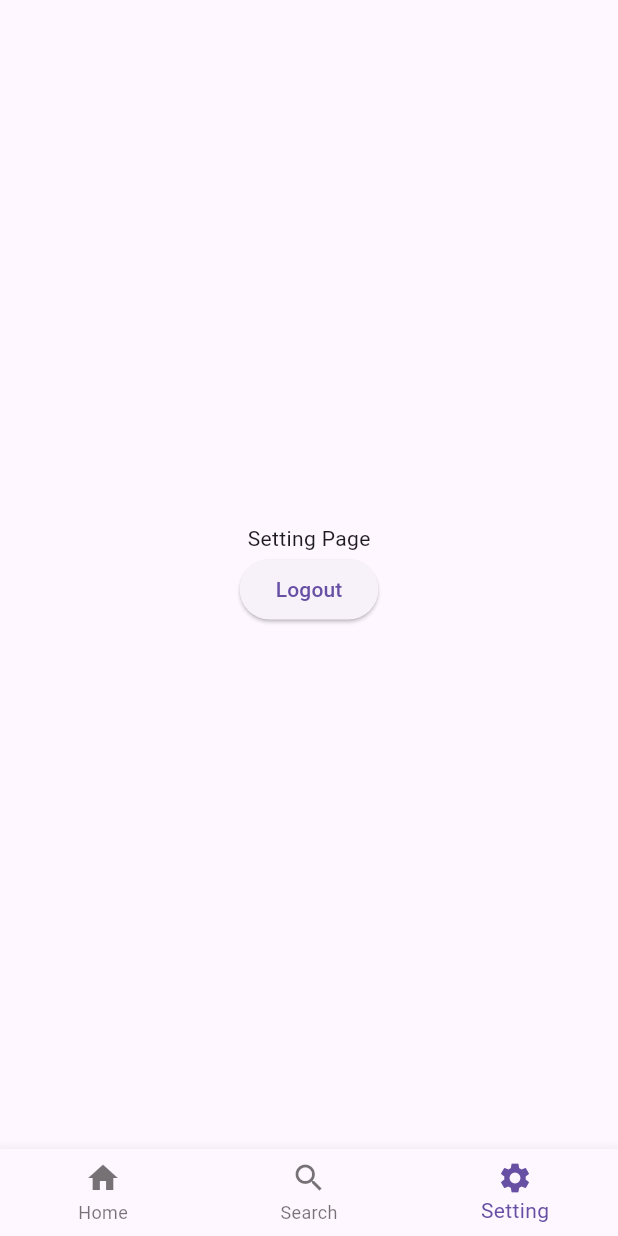
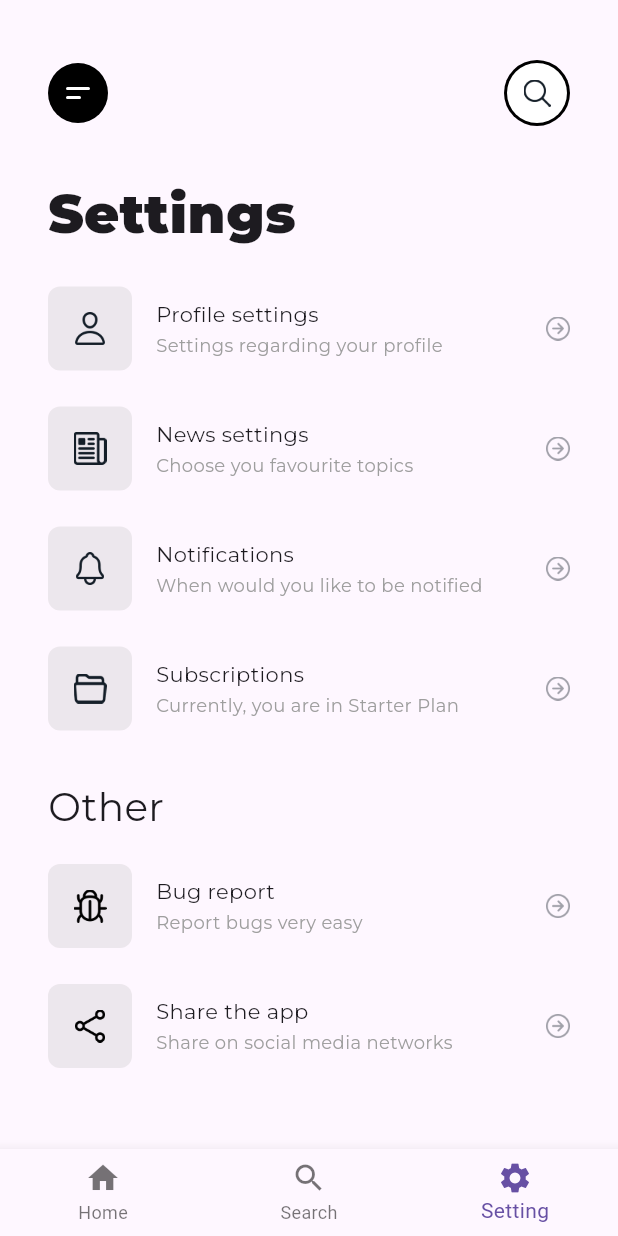
Before and after one commit to DodyDharma440/BootcampFlutter, a Flutter app: the BottomNav screen opened by its route, item 3 of the bottom bar chosen, on a phone screen of 412 x 824 dp. Run offline on Flutter 3.47's test engine with Material 3 defaults, Android fonts, the phone set to English and light mode, and no system bars; our stand-ins replace google_fonts.

Commit message:
slicing quiz 2

```diff
--- /dev/null
+++ b/sanberappflutter/lib/components/menu_button.dart
@@ -0,0 +1,59 @@
+import 'package:flutter/material.dart';
+
+class MenuButton extends StatelessWidget {
+  final VoidCallback? onTap;
+
+  const MenuButton({super.key, this.onTap});
+
+  @override
+  Widget build(BuildContext context) {
+    return ClipOval(
+      child: Material(
+        color: Colors.black,
+        child: InkWell(
+          splashColor: Colors.black87,
+          onTap: onTap,
+          child: const SizedBox(
+            width: 40,
+            height: 40,
+            child: Padding(
+              padding: EdgeInsets.all(12),
+              child: Column(
+                crossAxisAlignment: CrossAxisAlignment.start,
+                children: [
+                  Spacer(),
+                  ClipRRect(
+                    borderRadius: BorderRadius.all(
+                      Radius.circular(1),
+                    ),
+                    child: Material(
+                      color: Colors.white,
+                      child: SizedBox(
+                        width: 16,
+                        height: 2,
+                      ),
+                    ),
+                  ),
+                  SizedBox(height: 4),
+                  ClipRRect(
+                    borderRadius: BorderRadius.all(
+                      Radius.circular(1),
+                    ),
+                    child: Material(
+                      color: Colors.white,
+                      child: SizedBox(
+                        width: 10,
+                        height: 2,
+                      ),
+                    ),
+                  ),
+                  Spacer(),
+                ],
+              ),
+            ),
+          ),
+        ),
+      ),
+    );
+  }
+}
--- /dev/null
+++ b/sanberappflutter/lib/components/setting_item.dart
@@ -0,0 +1,71 @@
+import 'package:flutter/material.dart';
+import 'package:google_fonts/google_fonts.dart';
+
+class SettingItem extends StatelessWidget {
+  final String iconName;
+  final String title;
+  final String description;
+
+  const SettingItem({
+    super.key,
+    required this.iconName,
+    required this.title,
+    required this.description,
+  });
+
+  @override
+  Widget build(BuildContext context) {
+    return Row(
+      children: [
+        Container(
+          width: 56,
+          height: 56,
+          decoration: BoxDecoration(
+            color: const Color(0x141E2814),
+            borderRadius: BorderRadius.circular(8),
+          ),
+          child: Center(
+            child: SizedBox(
+              width: 22,
+              height: 22,
+              child: Image.asset(
+                "assets/icons/$iconName.png",
+                fit: BoxFit.contain,
+              ),
+            ),
+          ),
+        ),
+        Expanded(
+          child: Padding(
+            padding: const EdgeInsets.symmetric(horizontal: 16),
+            child: Column(
+              crossAxisAlignment: CrossAxisAlignment.start,
+              children: [
+                Text(
+                  title,
+                  style: GoogleFonts.montserrat(fontSize: 14),
+                ),
+                const SizedBox(height: 2),
+                Text(
+                  description,
+                  style: GoogleFonts.montserrat(
+                    fontSize: 12,
+                    color: Colors.grey,
+                  ),
+                ),
+              ],
+            ),
+          ),
+        ),
+        SizedBox(
+          width: 16,
+          height: 16,
+          child: Image.asset(
+            "assets/icons/arrow-forward-circle-outline.png",
+            fit: BoxFit.contain,
+          ),
+        )
+      ],
+    );
+  }
+}
--- a/sanberappflutter/lib/setting_page.dart
+++ b/sanberappflutter/lib/setting_page.dart
@@ -1,23 +1,155 @@
 import 'package:flutter/material.dart';
+import 'package:google_fonts/google_fonts.dart';
+import 'package:sanberappflutter/components/menu_button.dart';
+import 'package:sanberappflutter/components/setting_item.dart';
+
+const List<Map<String, dynamic>> settingItems = [
+  {
+    "icon": "person-outline",
+    "title": "Profile settings",
+    "description": "Settings regarding your profile"
+  },
+  {
+    "icon": "newspaper-outline",
+    "title": "News settings",
+    "description": "Choose you favourite topics"
+  },
+  {
+    "icon": "notifications-outline",
+    "title": "Notifications",
+    "description": "When would you like to be notified"
+  },
+  {
+    "icon": "folder-open-outline",
+    "title": "Subscriptions",
+    "description": "Currently, you are in Starter Plan"
+  },
+];
+
+const List<Map<String, dynamic>> otherItems = [
+  {
+    "icon": "bug-outline",
+    "title": "Bug report",
+    "description": "Report bugs very easy"
+  },
+  {
+    "icon": "share-social-outline",
+    "title": "Share the app",
+    "description": "Share on social media networks"
+  },
+];
 
 class SettingPage extends StatelessWidget {
   const SettingPage({super.key});
 
   @override
   Widget build(BuildContext context) {
-    return Center(
-      child: Column(
-        children: [
-          const Spacer(),
-          const Text("Setting Page"),
-          ElevatedButton(
-              onPressed: () {
-                Navigator.pushNamedAndRemoveUntil(
-                    context, "/", (Route<dynamic> route) => false);
-              },
-              child: const Text("Logout")),
-          const Spacer(),
-        ],
+    return SingleChildScrollView(
+      child: SafeArea(
+        child: Padding(
+          padding: const EdgeInsets.symmetric(vertical: 40, horizontal: 32),
+          child: Column(
+            children: [
+              Row(
+                children: [
+                  const MenuButton(),
+                  const Spacer(),
+                  ClipOval(
+                    child: InkWell(
+                      splashColor: Colors.grey.shade200,
+                      child: Container(
+                        color: Colors.black,
+                        padding: const EdgeInsets.all(2),
+                        child: SizedBox(
+                          width: 40,
+                          height: 40,
+                          child: ClipOval(
+                            child: Container(
+                              color: Colors.white,
+                              child: Center(
+                                child: SizedBox(
+                                  width: 18,
+                                  height: 18,
+                                  child: Image.asset(
+                                    "assets/icons/search-outline.png",
+                                    fit: BoxFit.contain,
+                                  ),
+                                ),
+                              ),
+                            ),
+                          ),
+                        ),
+                      ),
+                    ),
+                  )
+                ],
+              ),
+              const SizedBox(height: 32),
+              SizedBox(
+                width: double.infinity,
+                child: Column(
+                  crossAxisAlignment: CrossAxisAlignment.start,
+                  children: [
+                    Text(
+                      "Settings",
+                      style: GoogleFonts.montserrat(
+                        fontSize: 36,
+                        fontWeight: FontWeight.w900,
+                      ),
+                    ),
+                    const SizedBox(height: 24),
+                    ...List.generate(
+                      settingItems.length,
+                      (index) {
+                        var item = settingItems[index];
+
+                        return Container(
+                          padding: const EdgeInsets.only(bottom: 24),
+                          child: SettingItem(
+                            iconName: item['icon'],
+                            title: item['title'],
+                            description: item['description'],
+                          ),
+                        );
+                      },
+                    ),
+                  ],
+                ),
+              ),
+              const SizedBox(height: 8),
+              SizedBox(
+                width: double.infinity,
+                child: Column(
+                  crossAxisAlignment: CrossAxisAlignment.start,
+                  children: [
+                    Text(
+                      "Other",
+                      style: GoogleFonts.montserrat(
+                        fontSize: 26,
+                      ),
+                    ),
+                    const SizedBox(height: 20),
+                    ...List.generate(
+                      otherItems.length,
+                      (index) {
+                        var item = otherItems[index];
+
+                        return Container(
+                          padding: const EdgeInsets.only(bottom: 24),
+                          child: SettingItem(
+                            iconName: item['icon'],
+                            title: item['title'],
+                            description: item['description'],
+                          ),
+                        );
+                      },
+                    ),
+                  ],
+                ),
+              )
+            ],
+          ),
+        ),
       ),
     );
   }
--- a/sanberappflutter/pubspec.yaml
+++ b/sanberappflutter/pubspec.yaml
@@ -63,6 +63,7 @@ flutter:
   #   - images/a_dot_ham.jpeg
   assets:
     - assets/
+    - assets/icons/
 
   # An image asset can refer to one or more resolution-specific "variants", see
   # https://flutter.dev/to/resolution-aware-images
```
Also changed, not shown: sanberappflutter/assets/icons/arrow-forward-circle-outline.png (added), sanberappflutter/assets/icons/bug-outline.png (added), sanberappflutter/assets/icons/folder-open-outline.png (added), sanberappflutter/assets/icons/newspaper-outline.png (added), sanberappflutter/assets/icons/notifications-outline.png (added), sanberappflutter/assets/icons/person-outline.png (added), sanberappflutter/assets/icons/search-outline.png (added), sanberappflutter/assets/icons/share-social-outline.png (added).
